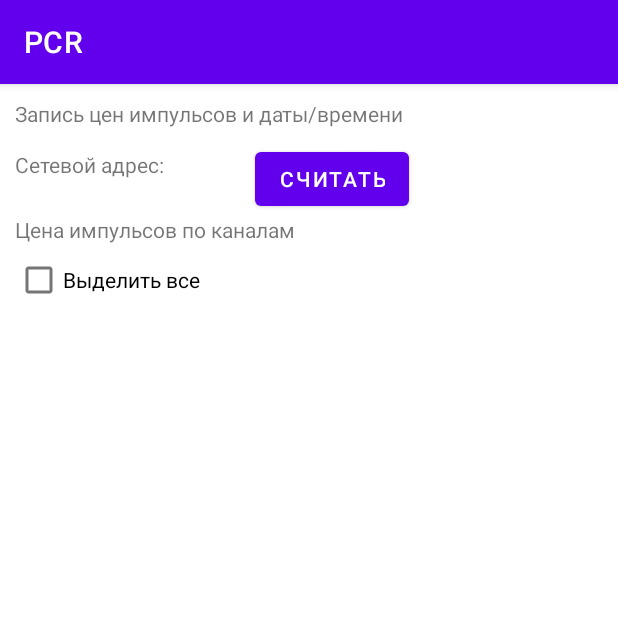
After one commit to ibaevzz/PulseCounterRecorder, an Android app: the WriteWeightActivity screen opened directly, with no data from a screen before it, on a phone screen of 412 x 824 dp, the top half of it. The commit adds this screen. Run offline under Robolectric (Android 15) with nearby library versions, the phone set to English and light mode, and no system bars; our stand-ins replace Dagger/Hilt's generated code.

Commit message:
Добавлены экраны основных функций

```diff
--- a/app/src/main/java/com/ibaevzz/pcr/data/repository/PCRRepository.kt
+++ b/app/src/main/java/com/ibaevzz/pcr/data/repository/PCRRepository.kt
@@ -23,7 +23,7 @@ abstract class PCRRepository{
     abstract suspend fun closeConnection()
 
     private var reqNum = 0
-    private var address = 0
+    var address = 0
     private val tryAttemptsMutex = Mutex()
 
     private suspend fun sendMessage(message: ByteArray): ByteArray? {
--- a/app/src/main/java/com/ibaevzz/pcr/data/repository/WifiPCRRepository.kt
+++ b/app/src/main/java/com/ibaevzz/pcr/data/repository/WifiPCRRepository.kt
@@ -22,19 +22,19 @@ class WifiPCRRepository @Inject constructor(private val wifiManager: WifiManager
     override var outputStream: OutputStream? = null
     private var socket: Socket? = null
     private val isConnect get() = socket?.isConnected?:false
-    private var address = "0.0.0.0"
+    private var macAddress = "0.0.0.0"
     private val connectMutex = Mutex()
     private val closeMutex = Mutex()
 
     override fun checkConnection(): Boolean {
         if(!wifiManager.isWifiEnabled) throw WifiTurnedOffException()
-        if(wifiManager.dhcpInfo.gateway != address.toInt()) throw WrongWifi()
+        if(wifiManager.dhcpInfo.gateway != macAddress.toInt()) throw WrongWifi()
         if(!wifiManager.connectionInfo.ssid.contains(PMSK_PNR)) throw WrongWifi()
         return isConnect
     }
 
     override suspend fun connect(address: String, port: String) {
-        this.address = address
+        this.macAddress = address
         if(checkConnection()) return
 
         withContext(Dispatchers.IO) {
--- a/app/src/main/java/com/ibaevzz/pcr/di/bluetooth/BluetoothComponent.kt
+++ b/app/src/main/java/com/ibaevzz/pcr/di/bluetooth/BluetoothComponent.kt
@@ -2,9 +2,7 @@ package com.ibaevzz.pcr.di.bluetooth
 
 import android.content.Context
 import com.ibaevzz.pcr.di.app.AppComponent
-import com.ibaevzz.pcr.presentation.activity.BluetoothSearchActivity
-import com.ibaevzz.pcr.presentation.activity.ConnectActivity
-import com.ibaevzz.pcr.presentation.activity.MenuPCRActivity
+import com.ibaevzz.pcr.presentation.activity.*
 import com.ibaevzz.pcr.presentation.service.RssiService
 import dagger.Subcomponent
 
@@ -16,6 +14,9 @@ interface BluetoothComponent {
     fun inject(connectActivity: ConnectActivity)
     fun inject(rssiService: RssiService)
     fun inject(menuActivity: MenuPCRActivity)
+    fun inject(writeWeightActivity: WriteWeightActivity)
+    fun inject(findChannelActivity: FindChannelActivity)
+    fun inject(archiveActivity: ArchiveActivity)
 
     @Subcomponent.Builder
     interface Builder{
--- a/app/src/main/java/com/ibaevzz/pcr/di/wifi/WifiComponent.kt
+++ b/app/src/main/java/com/ibaevzz/pcr/di/wifi/WifiComponent.kt
@@ -2,9 +2,7 @@ package com.ibaevzz.pcr.di.wifi
 
 import android.content.Context
 import com.ibaevzz.pcr.di.app.AppComponent
-import com.ibaevzz.pcr.presentation.activity.ConnectActivity
-import com.ibaevzz.pcr.presentation.activity.MenuPCRActivity
-import com.ibaevzz.pcr.presentation.activity.WifiConnectActivity
+import com.ibaevzz.pcr.presentation.activity.*
 import dagger.Subcomponent
 
 @WifiScope
@@ -14,6 +12,9 @@ interface WifiComponent {
     fun inject(connectActivity: ConnectActivity)
     fun inject(wifiConnectActivity: WifiConnectActivity)
     fun inject(menuActivity: MenuPCRActivity)
+    fun inject(writeWeightActivity: WriteWeightActivity)
+    fun inject(findChannelActivity: FindChannelActivity)
+    fun inject(archiveActivity: ArchiveActivity)
 
     @Subcomponent.Builder
     interface Builder{
--- /dev/null
+++ b/app/src/main/java/com/ibaevzz/pcr/presentation/activity/WriteWeightActivity.kt
@@ -0,0 +1,59 @@
+package com.ibaevzz.pcr.presentation.activity
+
+import androidx.appcompat.app.AppCompatActivity
+import android.os.Bundle
+import androidx.lifecycle.ViewModelProvider
+import androidx.lifecycle.lifecycleScope
+import androidx.recyclerview.widget.GridLayoutManager
+import com.ibaevzz.pcr.databinding.ActivityWriteWeightBinding
+import com.ibaevzz.pcr.di.bluetooth.BluetoothComponent
+import com.ibaevzz.pcr.di.wifi.WifiComponent
+import com.ibaevzz.pcr.presentation.adapter.WeightsChannelsAdapter
+import com.ibaevzz.pcr.presentation.viewmodel.WriteWeightViewModel
+import kotlinx.coroutines.Dispatchers
+import kotlinx.coroutines.launch
+import kotlinx.coroutines.withContext
+import javax.inject.Inject
+
+class WriteWeightActivity : AppCompatActivity() {
+
+    private lateinit var binding: ActivityWriteWeightBinding
+
+    @Inject
+    lateinit var viewModelFactory: WriteWeightViewModel.Factory
+    private val viewModel by lazy {
+        ViewModelProvider(this, viewModelFactory)[WriteWeightViewModel::class.java]
+    }
+
+    override fun onCreate(savedInstanceState: Bundle?) {
+        super.onCreate(savedInstanceState)
+        binding = ActivityWriteWeightBinding.inflate(layoutInflater)
+        setContentView(binding.root)
+
+        val isNetwork = intent.getBooleanExtra(ConnectActivity.IS_NETWORK_EXTRA, false)
+
+        if(isNetwork){
+            WifiComponent.init(applicationContext).inject(this)
+        }else{
+            BluetoothComponent.init(applicationContext).inject(this)
+        }
+
+        binding.channels.layoutManager = GridLayoutManager(this, 2)
+        //TODO binding.channels.adapter
+
+        binding.all.setOnCheckedChangeListener{_, isChecked ->
+            if(isChecked){
+                (binding.channels.adapter as WeightsChannelsAdapter).checkAll(true)
+            }else{
+                (binding.channels.adapter as WeightsChannelsAdapter).checkAll(false)
+            }
+        }
+
+        lifecycleScope.launch(Dispatchers.IO){
+            val address = viewModel.getAddress()
+            withContext(Dispatchers.Main){
+                binding.address.text = address.toString()
+            }
+        }
+    }
+}
--- /dev/null
+++ b/app/src/main/java/com/ibaevzz/pcr/presentation/viewmodel/WriteWeightViewModel.kt
@@ -0,0 +1,66 @@
+package com.ibaevzz.pcr.presentation.viewmodel
+
+import androidx.lifecycle.ViewModel
+import androidx.lifecycle.ViewModelProvider
+import com.ibaevzz.pcr.data.repository.PCRRepository
+import kotlinx.coroutines.CoroutineScope
+import kotlinx.coroutines.Dispatchers
+import kotlinx.coroutines.flow.MutableSharedFlow
+import kotlinx.coroutines.flow.asSharedFlow
+import kotlinx.coroutines.flow.flow
+import kotlinx.coroutines.launch
+import javax.inject.Inject
+
+class WriteWeightViewModel(private val PCRRepository: PCRRepository,
+                           private val appScope: CoroutineScope): ViewModel(){
+
+    class Factory @Inject constructor(private val PCRRepository: PCRRepository,
+                                      private val appScope: CoroutineScope)
+        : ViewModelProvider.Factory{
+        override fun <T : ViewModel> create(modelClass: Class<T>): T {
+            if(modelClass == WriteWeightViewModel::class.java){
+                return WriteWeightViewModel(PCRRepository, appScope) as T
+            }
+            return super.create(modelClass)
+        }
+    }
+
+    private val _writeResult = MutableSharedFlow<Map<Int, Boolean>>(extraBufferCapacity = 16)
+    val writeResult = _writeResult.asSharedFlow()
+
+    fun getWeights() = flow {
+        emit(PCRRepository.getChannelsWeights())
+    }
+
+    fun getWeight(channel: Int) = flow {
+        emit(PCRRepository.getChannelWeight(channel = channel))
+    }
+
+    fun writeChannels(weights: Map<Int, Double>){
+        appScope.launch(Dispatchers.IO){
+            val results = PCRRepository.writeChannelsWeights(values = weights)
+            val mapOfResult = mutableMapOf<Int, Boolean>()
+            for(i in results.indices){
+                mapOfResult[i+1] = results[i]
+            }
+            _writeResult.emit(mapOfResult)
+        }
+    }
+
+    fun writeChannel(channel: Int, weight: Double){
+        appScope.launch {
+            _writeResult.emit(
+                mapOf(channel to PCRRepository.writeChannelWeight(channel = channel, weight = weight))
+            )
+        }
+    }
+
+    suspend fun getAddress(): Int? {
+        return if(PCRRepository.address != 0){
+            PCRRepository.address
+        }else{
+            PCRRepository.getPCRAddress()
+        }
+    }
+
+}
--- /dev/null
+++ b/app/src/main/res/layout/activity_write_weight.xml
@@ -0,0 +1,73 @@
+<?xml version="1.0" encoding="utf-8"?>
+<LinearLayout xmlns:android="http://schemas.android.com/apk/res/android"
+    xmlns:tools="http://schemas.android.com/tools"
+    xmlns:app="http://schemas.android.com/apk/res-auto"
+    android:layout_width="match_parent"
+    android:layout_height="match_parent"
+    android:orientation="vertical"
+    tools:context=".presentation.activity.WriteWeightActivity">
+
+    <TextView
+        android:layout_width="wrap_content"
+        android:layout_height="wrap_content"
+        android:layout_margin="10dp"
+        android:gravity="center"
+        android:text="Запись цен импульсов и даты/времени"
+        app:layout_constraintTop_toTopOf="parent"
+        app:layout_constraintLeft_toLeftOf="parent"
+        app:layout_constraintRight_toRightOf="parent"/>
+
+    <LinearLayout
+        android:layout_width="match_parent"
+        android:layout_height="wrap_content"
+        android:gravity="center_vertical"
+        android:layout_marginLeft="10dp">
+
+        <LinearLayout
+            android:layout_width="wrap_content"
+            android:layout_height="wrap_content"
+            android:orientation="vertical"
+            android:layout_marginRight="50dp">
+
+            <TextView
+                android:id="@+id/p_address"
+                android:layout_width="wrap_content"
+                android:layout_height="wrap_content"
+                android:text="@string/address"/>
+
+            <TextView
+                android:id="@+id/address"
+                android:layout_width="wrap_content"
+                android:layout_height="wrap_content" />
+
+        </LinearLayout>
+
+        <Button
+            android:id="@+id/read"
+            android:layout_width="wrap_content"
+            android:layout_height="wrap_content"
+            android:layout_marginLeft="10dp"
+            android:text="Считать"/>
+
+    </LinearLayout>
+
+    <TextView
+        android:layout_width="wrap_content"
+        android:layout_height="wrap_content"
+        android:text="Цена импульсов по каналам"
+        android:layout_marginLeft="10dp"/>
+
+    <CheckBox
+        android:id="@+id/all"
+        android:layout_width="wrap_content"
+        android:layout_height="wrap_content"
+        android:layout_marginLeft="10dp"
+        android:text="Выделить все"/>
+
+    <androidx.recyclerview.widget.RecyclerView
+        android:id="@+id/channels"
+        android:layout_width="match_parent"
+        android:layout_height="wrap_content"
+        android:layout_marginLeft="10dp"/>
+
+</LinearLayout>
```
Also changed, not shown: app/src/main/AndroidManifest.xml (+21 -8 lines), app/src/main/java/com/ibaevzz/pcr/presentation/activity/ArchiveActivity.kt (added, +35 -0 lines), app/src/main/java/com/ibaevzz/pcr/presentation/activity/FindChannelActivity.kt (added, +35 -0 lines), app/src/main/java/com/ibaevzz/pcr/presentation/activity/MenuPCRActivity.kt (+9 -3 lines), app/src/main/java/com/ibaevzz/pcr/presentation/adapter/WeightsChannelsAdapter.kt (added, +83 -0 lines), app/src/main/java/com/ibaevzz/pcr/presentation/viewmodel/ArchiveViewModel.kt (added, +20 -0 lines), app/src/main/java/com/ibaevzz/pcr/presentation/viewmodel/FindChannelViewModel.kt (added, +23 -0 lines), app/src/main/res/layout/activity_archive.xml (added, +9 -0 lines), app/src/main/res/layout/activity_find_channel.xml (added, +9 -0 lines), app/src/main/res/layout/weight_channel_view.xml (added, +22 -0 lines).
